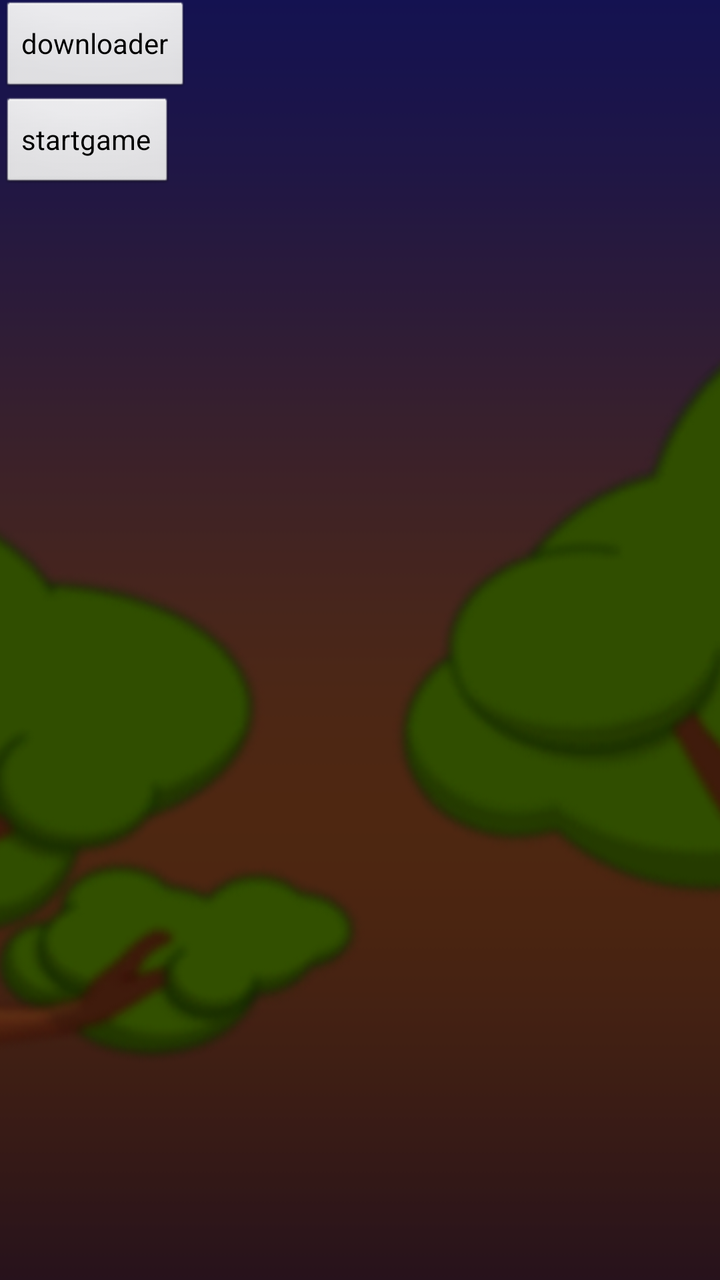
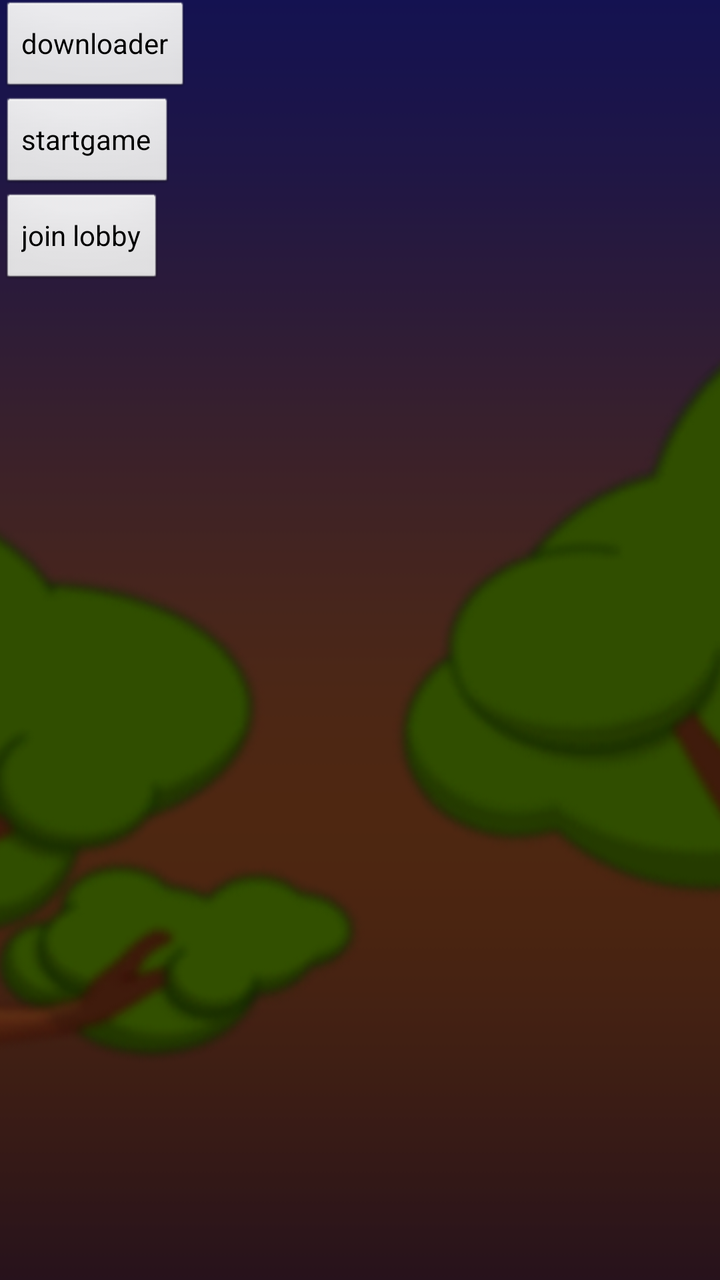

An Android layout rendered at two revisions. The XML below is the earlier revision; the diff shows what the commit changed to produce the second picture.
<!-- AndroidManifest.xml: activity theme android:Theme.NoTitleBar.Fullscreen -->
<!-- res/layout/main.xml -->
<?xml version="1.0" encoding="utf-8"?>
<FrameLayout
	xmlns:android="http://schemas.android.com/apk/res/android"
  	android:layout_width="fill_parent"
	android:layout_height="fill_parent">
	<include layout="@layout/background"/>
<LinearLayout xmlns:android="http://schemas.android.com/apk/res/android"
    android:orientation="vertical"
    android:layout_width="fill_parent"
    android:layout_height="fill_parent"
    >    
    <Button
    	android:id="@+id/downloader"
    	android:layout_width="wrap_content"
    	android:layout_height="wrap_content"
    	android:text="downloader"/>
    	
    <Button
    	android:id="@+id/startGame"
    	android:layout_width="wrap_content"
    	android:layout_height="wrap_content"
    	android:text="startgame"/>
    	
</LinearLayout>
</FrameLayout>
<!-- res/layout/background.xml (included above) -->
<?xml version="1.0" encoding="utf-8"?>
<merge xmlns:android="http://schemas.android.com/apk/res/android">
<ImageView
	android:layout_width="fill_parent"
	android:layout_height="fill_parent"
	android:scaleType="centerCrop"
	android:src="@drawable/background"/>
</merge>
<!-- resources referenced by this layout -->
<resources>
  <!-- drawable background: png bitmap (drawable-large-mdpi, 112827 bytes) -->
</resources>

<!-- the commit's change to res/layout/main.xml (unified diff, before → after) -->
@@ -21,6 +21,12 @@
     	android:layout_height="wrap_content"
     	android:text="startgame"/>
     	
+    <Button
+    	android:id="@+id/joinLobby"
+    	android:layout_width="wrap_content"
+    	android:layout_height="wrap_content"
+    	android:text="join lobby"/>
+    
 </LinearLayout>
 </FrameLayout>
 <!-- res/layout/background.xml (included above) -->
